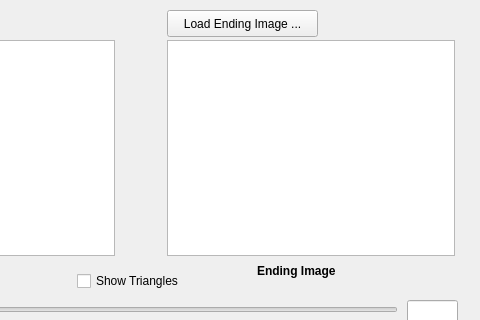
Kwyyyu/ECE364, file Lab12/MorphingGUI.ui: the form before one commit; both pictures show x 193 to 673 and y 0 to 320 of the 673 by 625 pixel window.
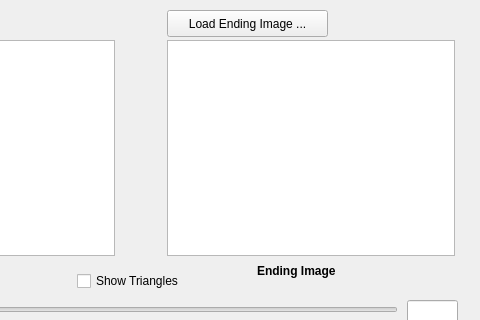
The form after the commit.

```diff
--- a/Lab12/MorphingGUI.ui
+++ b/Lab12/MorphingGUI.ui
@@ -181,7 +181,7 @@
      <rect>
       <x>360</x>
       <y>10</y>
-      <width>151</width>
+      <width>161</width>
       <height>27</height>
      </rect>
     </property>
```
